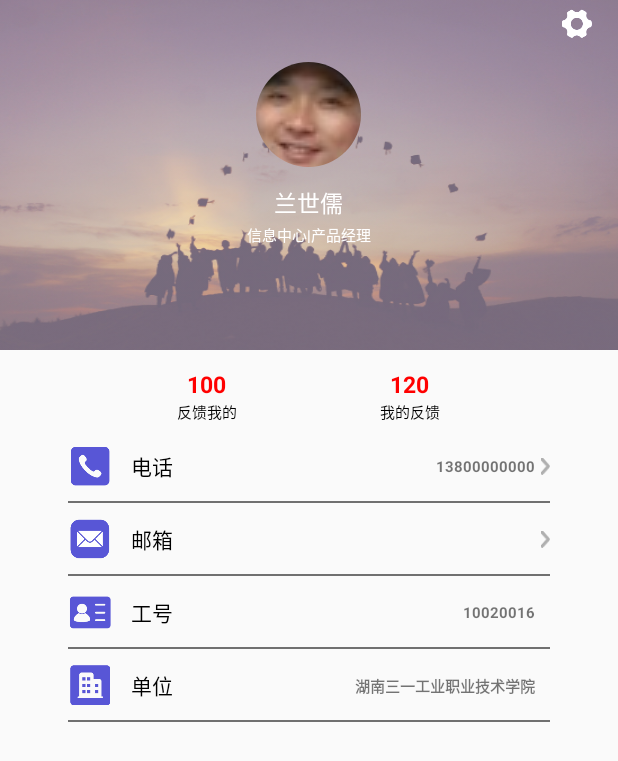
After one commit to zengmlgithub/SanyStuFeedback, an Android app: the layout activity_personal.xml on its own in the app's theme, with its tools: preview values and no code run, on a phone screen of 412 x 824 dp. The commit adds this screen. Shown: the top 761 px of the screen. Run offline under Robolectric (Android 15) with nearby library versions, the light colour scheme and no system bars.

Commit message:
增加个人中心页面

```diff
--- a/app/src/main/java/com/sanyedu/stufeedback/activity/GotoFeedbackActivity.java
+++ b/app/src/main/java/com/sanyedu/stufeedback/activity/GotoFeedbackActivity.java
@@ -28,8 +28,9 @@ import com.sanyedu.stufeedback.adapter.PersonAdapter;
 import com.sanyedu.stufeedback.layoutmanager.FullyGridLayoutManager;
 import com.sanyedu.stufeedback.model.DepartModel;
 import com.sanyedu.stufeedback.model.PersonModel;
-import com.sanyedu.stufeedback.mvp.gotofeedback.gotofeedback.GotoFeedbackContacts;
-import com.sanyedu.stufeedback.mvp.gotofeedback.gotofeedback.GotoFeedbackPresenter;
+import com.sanyedu.stufeedback.mvp.gotofeedback.GotoFeedbackContacts;
+import com.sanyedu.stufeedback.mvp.gotofeedback.GotoFeedbackPresenter;
+
 
 import java.util.ArrayList;
 import java.util.List;
--- /dev/null
+++ b/app/src/main/java/com/sanyedu/stufeedback/activity/PersonalActivity.java
@@ -0,0 +1,108 @@
+package com.sanyedu.stufeedback.activity;
+
+import android.net.Uri;
+import android.widget.ImageButton;
+import android.widget.ImageView;
+import android.widget.RelativeLayout;
+import android.widget.TextView;
+
+
+import com.sanyedu.sanylib.base.SanyBaseActivity;
+import com.sanyedu.stufeedback.R;
+import com.sanyedu.stufeedback.mvp.personal.MainMyContacts;
+import com.sanyedu.stufeedback.mvp.personal.MainMyPresenter;
+
+import java.io.InputStream;
+
+import butterknife.BindView;
+import butterknife.ButterKnife;
+
+/**
+ * 个人中心
+ */
+public class PersonalActivity extends SanyBaseActivity<MainMyPresenter> implements MainMyContacts.IMainMyUI {
+
+    @BindView(R.id.name_tv)
+    TextView nameTv;
+
+    @BindView(R.id.depart_tv)
+    TextView departTv;
+
+    @BindView(R.id.feedback_main_number_tv)
+    TextView feedbackMyTv;
+
+    @BindView(R.id.main_fk_number_tv)
+    TextView myFeedbackTv;
+
+
+    @BindView(R.id.tel_tv)
+    TextView telTv;
+
+    @BindView(R.id.email_tv)
+    TextView emailTv;
+
+    @BindView(R.id.card_tv)
+    TextView cardTv;
+
+    @BindView(R.id.pos_tv)
+    TextView posTv;
+
+
+    @BindView(R.id.fk_main_rl)
+    RelativeLayout feedbackMyRl;
+
+    @BindView(R.id.main_fk_rl)
+    RelativeLayout myFeedbackRl;
+
+    @BindView(R.id.head_iv)
+    ImageView headIv;
+
+    @BindView(R.id.settings_ib)
+    ImageButton settingIb;
+
+    @BindView(R.id.setting_rl)
+    ImageView settingRl;
+
+    @BindView(R.id.modify_pwd_ib)
+    ImageButton modifywIb;
+
+    @BindView(R.id.logout_ib)
+    ImageButton logoutIb;
+
+    @BindView(R.id.email_rl)
+    RelativeLayout emailRl;
+
+    @BindView(R.id.tel_rl)
+    RelativeLayout telRl;
+
+
+    @Override
+    protected void initData() {
+        ButterKnife.bind(this);
+    }
+
+    @Override
+    protected int getLayout() {
+        return  R.layout.activity_personal;
+    }
+
+    @Override
+    public MainMyPresenter onBindPresenter() {
+        return new MainMyPresenter(this);
+    }
+
+    @Override
+    public InputStream openInputStream(Uri uri) {
+        return null;
+    }
+
+    @Override
+    public void showHeadImage() {
+
+    }
+
+    @Override
+    public void startActivityWithResult(Uri uri, Uri cropUri) {
+
+    }
+}
--- a/app/src/main/java/com/sanyedu/stufeedback/mvp/gotofeedback/gotofeedback/GotoFeedbackContacts.java
+++ b/app/src/main/java/com/sanyedu/stufeedback/mvp/gotofeedback/GotoFeedbackContacts.java
@@ -1,4 +1,4 @@
-package com.sanyedu.stufeedback.mvp.gotofeedback.gotofeedback;
+package com.sanyedu.stufeedback.mvp.gotofeedback;
 
 import com.sanyedu.sanylib.mvp.IBasePresenter;
 import com.sanyedu.sanylib.mvp.IBaseView;
--- a/app/src/main/java/com/sanyedu/stufeedback/mvp/gotofeedback/gotofeedback/GotoFeedbackPresenter.java
+++ b/app/src/main/java/com/sanyedu/stufeedback/mvp/gotofeedback/GotoFeedbackPresenter.java
@@ -1,4 +1,4 @@
-package com.sanyedu.stufeedback.mvp.gotofeedback.gotofeedback;
+package com.sanyedu.stufeedback.mvp.gotofeedback;
 
 import android.support.annotation.NonNull;
 import android.text.TextUtils;
--- /dev/null
+++ b/app/src/main/java/com/sanyedu/stufeedback/mvp/personal/MainMyContacts.java
@@ -0,0 +1,25 @@
+package com.sanyedu.stufeedback.mvp.personal;
+
+import android.net.Uri;
+
+
+import com.sanyedu.sanylib.mvp.IBasePresenter;
+import com.sanyedu.sanylib.mvp.IBaseView;
+
+import java.io.InputStream;
+
+public final class MainMyContacts {
+    public interface IMainMyUI extends IBaseView {
+        InputStream openInputStream(Uri uri);
+        void showHeadImage();
+        void startActivityWithResult(Uri uri, Uri cropUri);
+    }
+
+    public interface IMainMyPresenter extends IBasePresenter {
+        void mkdir();
+
+        void setPicToView(Uri uri);
+
+        void startPhotoZoom(Uri uri);
+    }
+}
--- /dev/null
+++ b/app/src/main/java/com/sanyedu/stufeedback/mvp/personal/MainMyPresenter.java
@@ -0,0 +1,105 @@
+package com.sanyedu.stufeedback.mvp.personal;
+
+import android.graphics.Bitmap;
+import android.graphics.BitmapFactory;
+import android.net.Uri;
+import android.os.Environment;
+import android.support.annotation.NonNull;
+
+
+import com.sanyedu.sanylib.log.SanyLogs;
+import com.sanyedu.sanylib.mvp.BasePresenter;
+import com.sanyedu.sanylib.share.SpHelper;
+import com.sanyedu.sanylib.utils.ConstantUtil;
+import com.sanyedu.sanylib.utils.FileUtils;
+
+
+import java.io.File;
+import java.io.FileOutputStream;
+import java.io.InputStream;
+
+import static com.sanyedu.sanylib.utils.ConstantUtil.IMAGE_FILE_NAME;
+
+public class MainMyPresenter extends BasePresenter<MainMyContacts.IMainMyUI> implements MainMyContacts.IMainMyPresenter {
+    public MainMyPresenter(@NonNull MainMyContacts.IMainMyUI view) {
+        super(view);
+    }
+
+    @Override
+    public void mkdir() {
+        FileUtils.mkdirRootDirectory();
+    }
+
+    @Override
+    public void setPicToView(Uri uri) {
+        if (uri != null) {
+            Bitmap photo = null;
+            try {
+                InputStream inputStream = getView().openInputStream(uri);
+                photo = BitmapFactory.decodeStream(inputStream);
+                // 创建 smallIcon 文件夹
+                if (Environment.getExternalStorageState().equals(Environment.MEDIA_MOUNTED)) {
+                    //String storage = Environment.getExternalStorageDirectory().getPath();
+                    File dirFile = new File(FileUtils.getMyPetRootDirectory(),  "Icon");
+                    if (!dirFile.exists()) {
+                        if (!dirFile.mkdirs()) {
+                            SanyLogs.i("in setPicToView->文件夹创建失败");
+                        } else {
+                            SanyLogs.i("in setPicToView->文件夹创建成功");
+                        }
+                    }
+                    File file = new File(dirFile, IMAGE_FILE_NAME);
+                    //保存图片路径
+                    SpHelper.putString(ConstantUtil.HEAD_IMAGE,file.getPath());
+                    //Log.d("result",file.getPath());
+                    // Log.d("result",file.getAbsolutePath());
+                    // 保存图片
+                    FileOutputStream outputStream = null;
+                    try {
+                        outputStream = new FileOutputStream(file);
+                        photo.compress(Bitmap.CompressFormat.JPEG, 100, outputStream);
+                        outputStream.flush();
+                        outputStream.close();
+                    } catch (Exception e) {
+                        e.printStackTrace();
+                    }
+                }
+                // 在视图中显示图片
+                getView().showHeadImage();
+                //circleImageView_user_head.setImageBitmap(InfoPrefs.getData(Constants.UserInfo.GEAD_IMAGE));
+            }catch (Exception e){
+                SanyLogs.e(e.toString());
+                return;
+            }
+
+        }
+    }
+
+    @Override
+    public void startPhotoZoom(Uri uri) {
+//        Log.d(TAG,"Uri = "+uri.toString());
+        SanyLogs.i("Uri = "+uri.toString());
+        //保存裁剪后的图片
+        File cropFile=new File(FileUtils.getMyPetRootDirectory(),"crop.jpg");
+        try{
+            if(cropFile.exists()){
+                cropFile.delete();
+                SanyLogs.i("delete");
+            }
+        }catch(Exception e){
+            e.printStackTrace();
+        }
+        Uri cropUri;
+        cropUri = Uri.fromFile(cropFile);
+        getView().startActivityWithResult(uri,cropUri);
+    }
+
+    private  void saveToken(String tokenString) {
+        SanyLogs.i("save token:" + tokenString);
+        if (tokenString == null || "".equals(tokenString)) {
+            return;
+        } else {
+            SpHelper.putString(ConstantUtil.TOKEN,tokenString);
+        }
+    }
+}
--- /dev/null
+++ b/app/src/main/res/drawable/shape_logout.xml
@@ -0,0 +1,11 @@
+<?xml version="1.0" encoding="utf-8"?>
+<shape xmlns:android="http://schemas.android.com/apk/res/android">
+    <corners android:bottomLeftRadius="8dp"
+             android:bottomRightRadius="8dp"
+    />
+    <solid android:color="@color/white"/>
+    <size
+            android:width="60dp"
+            android:height="35dp"
+    />
+</shape>
--- /dev/null
+++ b/app/src/main/res/layout/activity_personal.xml
@@ -0,0 +1,385 @@
+<?xml version="1.0" encoding="utf-8"?>
+<RelativeLayout xmlns:android="http://schemas.android.com/apk/res/android"
+                android:layout_width="match_parent"
+                android:layout_height="match_parent"
+>
+
+
+    <RelativeLayout
+            android:layout_width="match_parent"
+            android:layout_height="233dp"
+            android:background="@mipmap/main_head_bg"
+            android:id="@+id/head_rl"
+    >
+
+        <de.hdodenhof.circleimageview.CircleImageView
+                android:layout_width="70dp"
+                android:layout_height="70dp"
+                android:layout_marginTop="41dp"
+                android:layout_centerHorizontal="true"
+                android:id="@+id/head_iv"
+                android:src="@mipmap/icon_head"
+        />
+
+        <TextView
+                android:layout_width="wrap_content"
+                android:layout_height="wrap_content"
+                android:text="兰世儒"
+                android:textSize="15sp"
+                android:textColor="@color/white"
+                android:layout_below="@id/head_iv"
+                android:layout_centerInParent="true"
+                android:layout_marginTop="12dp"
+                android:id="@+id/name_tv"
+
+        />
+
+        <TextView
+                android:layout_width="wrap_content"
+                android:layout_height="wrap_content"
+                android:text="信息中心|产品经理"
+                android:textSize="10sp"
+                android:textColor="@color/white"
+                android:layout_below="@id/name_tv"
+                android:layout_centerInParent="true"
+                android:layout_marginTop="2dp"
+                android:id="@+id/depart_tv"
+        />
+        />
+    </RelativeLayout>
+
+    <ImageButton
+            android:layout_width="20dp"
+            android:layout_height="20dp"
+            android:layout_alignParentRight="true"
+            android:layout_marginRight="17dp"
+            android:layout_marginTop="6dp"
+            android:background="@mipmap/icon_settings"
+            android:id="@+id/settings_ib"
+
+    />
+
+    <RelativeLayout android:layout_width="60dp"
+                    android:layout_height="84dp"
+                    android:layout_alignRight="@id/settings_ib"
+                    android:id="@+id/setting_rl"
+                    android:visibility="gone"
+                    android:layout_below="@+id/settings_ib"
+                    android:background="@mipmap/setting_bg"
+                    >
+                    <TextView android:layout_width="match_parent"
+                                 android:layout_height="41dp"
+                                 android:id="@+id/modify_pwd_ib"
+                                android:background="@mipmap/modify_bg"
+                              android:text="去整改"
+                              android:gravity="center"
+                              android:textSize="12sp"
+
+                    />
+
+
+
+                    <TextView android:layout_width="match_parent"
+                                 android:layout_height="38dp"
+                                 android:id="@+id/logout_ib"
+                                 android:layout_below="@+id/modify_pwd_ib"
+                               android:background="@drawable/shape_logout"
+                              android:text="去关闭"
+                              android:gravity="center"
+                              android:textSize="12sp"
+
+                    />
+
+    </RelativeLayout>
+
+    <RelativeLayout
+            android:layout_width="wrap_content"
+            android:layout_height="wrap_content"
+            android:layout_gravity="center_horizontal"
+            android:layout_marginTop="12dp"
+            android:layout_below="@+id/head_rl"
+            android:layout_centerHorizontal="true"
+            android:id="@+id/all_fk_rl"
+    >
+
+        <RelativeLayout
+                android:layout_width="wrap_content"
+                android:layout_height="wrap_content"
+                android:id="@+id/fk_main_rl"
+                android:orientation="vertical"
+        >
+            <TextView
+                    android:layout_width="wrap_content"
+                    android:layout_height="wrap_content"
+                    android:text="100"
+                    android:textSize="15sp"
+                    android:textColor="@color/red"
+                    android:id="@+id/feedback_main_number_tv"
+                    android:layout_centerHorizontal="true"
+                    android:textStyle="bold"
+            />
+
+            <TextView
+                    android:layout_width="wrap_content"
+                    android:layout_height="wrap_content"
+                    android:text="反馈我的"
+                    android:textSize="10sp"
+                    android:textColor="@color/black"
+                    android:layout_below="@id/feedback_main_number_tv"
+            />
+        </RelativeLayout>
+
+        <RelativeLayout
+                android:layout_width="wrap_content"
+                android:layout_height="wrap_content"
+                android:id="@+id/main_fk_rl"
+                android:orientation="vertical"
+                android:layout_toRightOf="@+id/fk_main_rl"
+                android:layout_marginLeft="95dp"
+        >
+            <TextView
+                    android:layout_width="wrap_content"
+                    android:layout_height="wrap_content"
+                    android:text="120"
+                    android:textSize="15sp"
+                    android:textColor="@color/red"
+                    android:id="@+id/main_fk_number_tv"
+                    android:layout_centerHorizontal="true"
+                    android:textStyle="bold"
+            />
+
+            <TextView
+                    android:layout_width="wrap_content"
+                    android:layout_height="wrap_content"
+                    android:text="我的反馈"
+                    android:textSize="10sp"
+                    android:textColor="@color/black"
+                    android:layout_below="@id/main_fk_number_tv"
+            />
+        </RelativeLayout>
+
+
+    </RelativeLayout>
+
+    <RelativeLayout
+            android:layout_width="321dp"
+            android:layout_height="wrap_content"
+            android:layout_centerHorizontal="true"
+            android:layout_marginTop="14dp"
+            android:layout_below="@+id/all_fk_rl"
+            android:layout_marginLeft="25dp"
+            android:layout_marginRight="29dp"
+    >
+        <RelativeLayout
+                android:layout_width="wrap_content"
+                android:layout_height="wrap_content"
+                android:orientation="horizontal"
+                android:id="@+id/tel_rl"
+        >
+            <ImageView
+                    android:layout_width="30dp"
+                    android:layout_height="30dp"
+                    android:background="@mipmap/tel_bg"
+                    android:id="@+id/tel_iv"
+            />
+
+            <TextView
+                    android:layout_width="wrap_content"
+                    android:layout_height="wrap_content"
+                    android:id="@+id/tel_txt_tv"
+                    android:text="@string/tel"
+                    android:textColor="@color/black"
+                    android:layout_toRightOf="@id/tel_iv"
+                    android:layout_marginLeft="12dp"
+                    android:layout_centerVertical="true"
+            />
+
+            <TextView
+                    android:layout_width="wrap_content"
+                    android:layout_height="wrap_content"
+                    android:id="@+id/tel_tv"
+                    android:layout_alignParentRight="true"
+                    android:layout_marginRight="10dp"
+                    android:text="13800000000"
+                    android:layout_centerVertical="true"
+                    android:textSize="10sp"
+                    android:textStyle="bold"
+
+            />
+
+            <ImageView
+                    android:layout_width="6dp"
+                    android:layout_height="11dp"
+                    android:id="@+id/tel_right_arrow"
+                    android:layout_alignParentRight="true"
+                    android:background="@mipmap/right_arrow"
+                    android:layout_marginLeft="4dp"
+                    android:layout_centerVertical="true"
+            />
+        </RelativeLayout>
+
+        <ImageView
+                android:layout_width="321dp"
+                android:layout_height="1dp"
+                android:layout_below="@id/tel_rl"
+                android:layout_marginTop="8dp"
+                android:background="@color/line_bg"
+                android:id="@+id/tel_line"
+        />
+        <RelativeLayout
+                android:layout_width="wrap_content"
+                android:layout_height="wrap_content"
+                android:orientation="horizontal"
+                android:id="@+id/email_rl"
+                android:layout_below="@id/tel_line"
+                android:layout_marginTop="9dp"
+        >
+            <ImageView
+                    android:layout_width="30dp"
+                    android:layout_height="30dp"
+                    android:background="@mipmap/email_bg"
+                    android:id="@+id/email_iv"
+            />
+
+            <TextView
+                    android:layout_width="wrap_content"
+                    android:layout_height="wrap_content"
+                    android:id="@+id/email_txt_tv"
+                    android:text="@string/email"
+                    android:textColor="@color/black"
+                    android:layout_toRightOf="@id/email_iv"
+                    android:layout_marginLeft="12dp"
+                    android:layout_centerVertical="true"
+            />
+
+            <TextView
+                    android:layout_width="wrap_content"
+                    android:layout_height="wrap_content"
+                    android:id="@+id/email_tv"
+                    android:layout_alignParentRight="true"
+                    android:layout_marginRight="10dp"
+                    android:layout_centerVertical="true"
+                    android:textSize="10sp"
+                    android:textStyle="bold"
+
+            />
+
+            <ImageView
+                    android:layout_width="6dp"
+                    android:layout_height="11dp"
+                    android:id="@+id/email_right_arrow"
+                    android:layout_alignParentRight="true"
+                    android:background="@mipmap/right_arrow"
+                    android:layout_marginLeft="4dp"
+                    android:layout_centerVertical="true"
+            />
+        </RelativeLayout>
+
+        <ImageView
+                android:layout_width="321dp"
+                android:layout_height="1dp"
+                android:layout_below="@id/email_rl"
+                android:layout_marginTop="8dp"
+                android:background="@color/line_bg"
+                android:id="@+id/email_line"
+        />
+
+        <RelativeLayout
+                android:layout_width="wrap_content"
+                android:layout_height="wrap_content"
+                android:orientation="horizontal"
+                android:id="@+id/card_rl"
+                android:layout_below="@id/email_line"
+                android:layout_marginTop="9dp"
+        >
+            <ImageView
+                    android:layout_width="30dp"
+                    android:layout_height="30dp"
+                    android:background="@mipmap/card_bg"
+                    android:id="@+id/card_iv"
+            />
+
+            <TextView
+                    android:layout_width="wrap_content"
+                    android:layout_height="wrap_content"
+                    android:id="@+id/card_txt_tv"
+                    android:text="@string/card"
+                    android:textColor="@color/black"
+                    android:layout_toRightOf="@id/card_iv"
+                    android:layout_marginLeft="12dp"
+                    android:layout_centerVertical="true"
+            />
+
+            <TextView
+                    android:layout_width="wrap_content"
+                    android:layout_height="wrap_content"
+                    android:id="@+id/card_tv"
+                    android:layout_alignParentRight="true"
+                    android:layout_marginRight="10dp"
+                    android:text="10020016"
+                    android:layout_centerVertical="true"
+                    android:textSize="10sp"
+                    android:textStyle="bold"
+            />
+        </RelativeLayout>
+
+        <ImageView
+                android:layout_width="321dp"
+                android:layout_height="1dp"
+                android:layout_below="@id/card_rl"
+                android:layout_marginTop="8dp"
+                android:background="@color/line_bg"
+                android:id="@+id/card_line"
+        />
+
+        <RelativeLayout
+                android:layout_width="wrap_content"
+                android:layout_height="wrap_content"
+                android:orientation="horizontal"
+                android:id="@+id/pos_rl"
+                android:layout_below="@id/card_line"
+                android:layout_marginTop="9dp"
+        >
+            <ImageView
+                    android:layout_width="30dp"
+                    android:layout_height="30dp"
+                    android:background="@mipmap/pos_bg"
+                    android:id="@+id/pos_iv"
+            />
+
+            <TextView
+                    android:layout_width="wrap_content"
+                    android:layout_height="wrap_content"
+                    android:id="@+id/pos_txt_tv"
+                    android:text="@string/pos"
+                    android:textColor="@color/black"
+                    android:layout_toRightOf="@id/pos_iv"
+                    android:layout_marginLeft="12dp"
+                    android:layout_centerVertical="true"
+            />
+
+            <TextView
+                    android:layout_width="wrap_content"
+                    android:layout_height="wrap_content"
+                    android:id="@+id/pos_tv"
+                    android:layout_alignParentRight="true"
+                    android:layout_marginRight="10dp"
+                    android:text="@string/school"
+                    android:layout_centerVertical="true"
+                    android:textSize="10sp"
+                    android:textStyle="bold"
+            />
+        </RelativeLayout>
+
+        <ImageView
+                android:layout_width="321dp"
+                android:layout_height="1dp"
+                android:layout_below="@id/pos_rl"
+                android:layout_marginTop="8dp"
+                android:background="@color/line_bg"
+                android:id="@+id/pos_line"
+        />
+
+    </RelativeLayout>
+
+</RelativeLayout>
```
